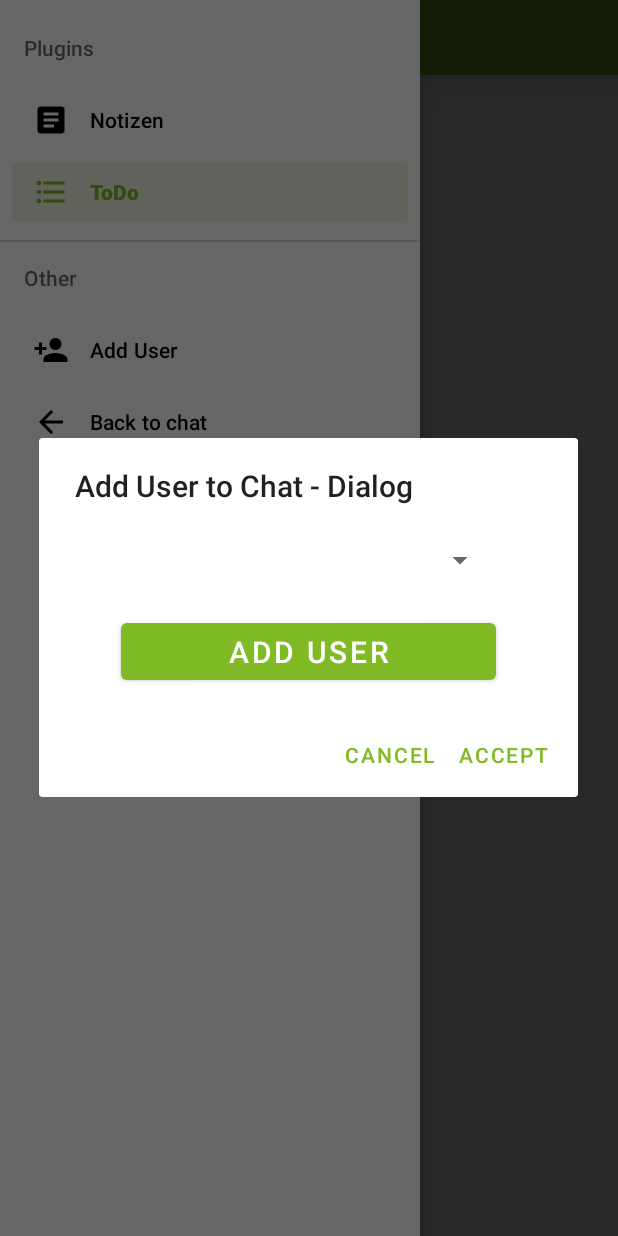
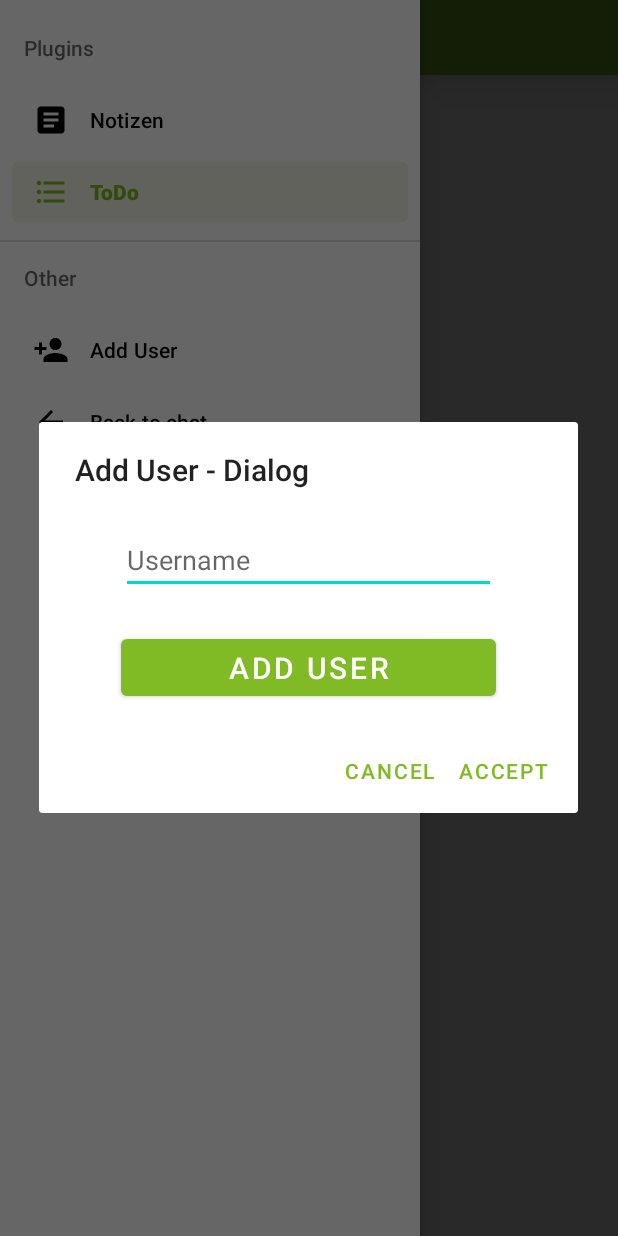
Before and after one commit to TobiWan1995/Organizer-Chat, an Android app: the ChatActivity screen opened directly, with no data from a screen before it, in the side drawer, after a tap on "Add User", on a phone screen of 412 x 824 dp. Run offline under Robolectric (Android 15) with nearby library versions, the phone set to English and light mode, and no system bars; our stand-ins replace Firebase (no records; nobody signed in at launch, a user with empty details on screens opened directly); 3 statements that could not run were skipped.

Commit message:
changed AddUserDialogs and added addtional case if no user is present

```diff
--- a/app/src/main/java/com/example/projekt1/activities/chat/ChatActivity.java
+++ b/app/src/main/java/com/example/projekt1/activities/chat/ChatActivity.java
@@ -6,7 +6,6 @@ import androidx.appcompat.app.AppCompatActivity;
 import androidx.constraintlayout.widget.ConstraintLayout;
 import androidx.drawerlayout.widget.DrawerLayout;
 import androidx.fragment.app.Fragment;
-import androidx.recyclerview.widget.ItemTouchHelper;
 import androidx.recyclerview.widget.LinearLayoutManager;
 import androidx.recyclerview.widget.RecyclerView;
 import android.os.Bundle;
@@ -20,7 +19,8 @@ import android.widget.ImageButton;
 import com.example.projekt1.R;
 import com.example.projekt1.activities.plugins.PluginNotizenFragment;
 import com.example.projekt1.activities.plugins.PluginToDoFragment;
-import com.example.projekt1.dialog.AddUserToChatDialog;
+import com.example.projekt1.dialog.AddUserDialogTypeOne;
+import com.example.projekt1.dialog.AddUserDialogTypeTwo;
 import com.example.projekt1.models.Chat;
 import com.example.projekt1.models.Message;
 import com.example.projekt1.models.Session;
@@ -35,7 +35,7 @@ import org.jetbrains.annotations.NotNull;
 
 import java.util.ArrayList;
 
-public class ChatActivity extends AppCompatActivity implements AddUserToChatDialog.UserDialogListener, NavigationView.OnNavigationItemSelectedListener {
+public class ChatActivity extends AppCompatActivity implements AddUserDialogTypeOne.UserDialogListener, NavigationView.OnNavigationItemSelectedListener {
     RecyclerView recyclerView;
     ImageButton sendMessageButton;
     NavigationView navigationView;
@@ -107,7 +107,6 @@ public class ChatActivity extends AppCompatActivity implements AddUserToChatDial
             }
         });
 
-
         // init drawer - toggle
         drawer = findViewById(R.id.drawer_layout);
         drawerToggleButton = findViewById(R.id.chatSideBarButton);
@@ -161,8 +160,8 @@ public class ChatActivity extends AppCompatActivity implements AddUserToChatDial
                         replace(R.id.chat_activity_fragment_container, fragment).commit();
                 break;
             case R.id.add_users_button_chat:
-                AddUserToChatDialog addUserToChatDialog = new AddUserToChatDialog();
-                addUserToChatDialog.show(getSupportFragmentManager(), "Add User to Chat - Dialog");
+                AddUserDialogTypeOne addUserDialogTypeOne = new AddUserDialogTypeOne();
+                addUserDialogTypeOne.show(getSupportFragmentManager(), "Add User");
                 break;
             case R.id.close_fragment:
                 // remove all Fragments
--- a/app/src/main/java/com/example/projekt1/activities/login/LoginActivity.java
+++ b/app/src/main/java/com/example/projekt1/activities/login/LoginActivity.java
@@ -1,6 +1,5 @@
 package com.example.projekt1.activities.login;
 
-import android.content.Context;
 import android.content.Intent;
 import android.os.Build;
 import android.os.Bundle;
--- a/app/src/main/java/com/example/projekt1/activities/settings/AppSettingsActivity.java
+++ /dev/null
@@ -1,4 +0,0 @@
-package com.example.projekt1.activities.settings;
-
-public class AppSettingsActivity {
-}
--- a/app/src/main/java/com/example/projekt1/dialog/AddUserToChatDialog.java
+++ b/app/src/main/java/com/example/projekt1/dialog/AddUserDialogTypeOne.java
@@ -8,9 +8,8 @@ import android.os.Bundle;
 import android.util.ArraySet;
 import android.view.LayoutInflater;
 import android.view.View;
-import android.widget.ArrayAdapter;
 import android.widget.Button;
-import android.widget.Spinner;
+import android.widget.EditText;
 import android.widget.Toast;
 
 import androidx.annotation.NonNull;
@@ -27,12 +26,16 @@ import com.google.firebase.database.ValueEventListener;
 
 import org.jetbrains.annotations.NotNull;
 
-import java.util.Objects;
 
-public class AddUserToChatDialog extends AppCompatDialogFragment {
+public class AddUserDialogTypeOne extends AppCompatDialogFragment {
+
+    // Setup Firebase-Database
+    FirebaseDatabase root =  FirebaseDatabase.getInstance();
+    // Get User-Table-Reference from FireDB
+    DatabaseReference userref = root.getReference("User");
 
     // dialog elements
-    Spinner spinner;
+    EditText addUserEditText;
     Button addUserButton;
 
     // to pass data back to activity
@@ -44,63 +47,51 @@ public class AddUserToChatDialog extends AppCompatDialogFragment {
     // to store and pass back users
     ArraySet<String> users = new ArraySet<>();
 
-    // Setup Firebase-Database
-    FirebaseDatabase root =  FirebaseDatabase.getInstance();
-    DatabaseReference userRef = root.getReference("User");
-
     @Override
     public @NotNull Dialog onCreateDialog(Bundle savedInstanceState){
         AlertDialog.Builder builder = new AlertDialog.Builder(getActivity());
         LayoutInflater inflater = requireActivity().getLayoutInflater();
-        View view = inflater.inflate(R.layout.add_usertochat_dialog, null);
+        View view = inflater.inflate(R.layout.add_user_dialog, null);
 
         // init session
         session = new Session(getActivity().getApplicationContext());
-        // init spinner
-        spinner = view.findViewById(R.id.spinner);
 
-        // fetch users from firebase
-        this.userRef.addListenerForSingleValueEvent(new ValueEventListener() {
-            @Override
-            public void onDataChange(@NonNull @NotNull DataSnapshot snapshot) {
-                String[] arr = new String[(int) snapshot.getChildrenCount()];
-                int index = 0;
-                for(DataSnapshot userDs : snapshot.getChildren()){
-                    User user = userDs.getValue(User.class);
-                    arr[index] = user.getUserName();
-                    index++;
-                }
-
-                //build dropdown from all users
-                ArrayAdapter<String> adapter = new ArrayAdapter<String>(view.getContext(),
-                        android.R.layout.simple_spinner_item , arr);
-                adapter.setDropDownViewResource(android.R.layout.simple_spinner_dropdown_item);
-                spinner.setAdapter(adapter);
-            }
-
-            @Override
-            public void onCancelled(@NonNull @NotNull DatabaseError error) {
-
-            }
-        });
+        // init Dialog elements
+        addUserEditText = view.findViewById(R.id.editTextAddUser);
 
         // button
         addUserButton = view.findViewById(R.id.addUserButton);
         addUserButton.setOnClickListener(new View.OnClickListener() {
             @Override
             public void onClick(View v) {
-                if(spinner.getSelectedItem() == null || spinner.getSelectedItem().toString().isEmpty()) {
-                    Toast.makeText(requireActivity().getApplicationContext(), "No selection", Toast.LENGTH_SHORT).show();
-                    return;
+                if(addUserEditText.getText().toString().isEmpty()){
+                    Toast.makeText(requireActivity().getApplicationContext(), "Enter a Username", Toast.LENGTH_SHORT).show();
                 }
-                users.add(spinner.getSelectedItem().toString());
-                Toast.makeText(requireActivity().getApplicationContext(), "User added:" + "\n" + spinner.getSelectedItem().toString(), Toast.LENGTH_SHORT).show();
+                userref.orderByChild("userName").equalTo(addUserEditText.getText().toString()).addListenerForSingleValueEvent(new ValueEventListener() {
+                    @Override
+                    public void onDataChange(@NonNull @NotNull DataSnapshot snapshot) {
+                        if(snapshot.hasChildren()){
+                            User currUser = snapshot.getValue(User.class);
+                            // throws assertion error when currUser is null, during runtime
+                            assert currUser != null;
+                            Toast.makeText(requireActivity().getApplicationContext(), ("User added: " + "\n" + currUser.getUserName()), Toast.LENGTH_SHORT).show();
+                            users.add(currUser.getUserName());
+                        } else {
+                            Toast.makeText(requireActivity().getApplicationContext(), addUserEditText.getText().toString() + " is not present", Toast.LENGTH_SHORT).show();
+                        }
+                    }
+
+                    @Override
+                    public void onCancelled(@NonNull @NotNull DatabaseError error) {
+
+                    }
+                });
             }
         });
 
         // build Dialog
         builder.setView(view)
-                .setTitle("Add User to Chat - Dialog")
+                .setTitle("Add User - Dialog")
                 .setNegativeButton("Cancel", new DialogInterface.OnClickListener() {
                     @Override
                     public void onClick(DialogInterface dialog, int which) {
@@ -127,6 +118,6 @@ public class AddUserToChatDialog extends AppCompatDialogFragment {
     }
 
     public interface UserDialogListener{
-        void applyData(ArraySet<String> users);
+        public void applyData(ArraySet<String> users);
     }
 }
--- a/app/src/main/java/com/example/projekt1/dialog/ConfirmDialog.java
+++ b/app/src/main/java/com/example/projekt1/dialog/ConfirmDialog.java
@@ -19,9 +19,8 @@ public class ConfirmDialog extends AppCompatDialogFragment {
     @Override
     public @NotNull Dialog onCreateDialog(Bundle savedInstanceState) {
         AlertDialog.Builder builder = new AlertDialog.Builder(getActivity());
-
-        builder.setTitle("Confirm Dialog");
         builder.setMessage("Are you sure?");
+        builder.setTitle(getTag());
 
         builder.setPositiveButton("Confirm", new DialogInterface.OnClickListener() {
             @Override
--- a/app/src/main/java/com/example/projekt1/models/User.java
+++ b/app/src/main/java/com/example/projekt1/models/User.java
@@ -12,7 +12,7 @@ public class User {
     private String fullname, userName;
     private String eMail, password, phoneNumber;
     private String gender, birth;
-    // private ArrayList<String> userList = new ArrayList<>(); // implement when contact-activity
+    // private ArrayList<String> userList = new ArrayList<>(); // implement if/when contact-activity
 
     public User(){}
 
--- a/app/src/main/res/layout/add_chat_dialog.xml
+++ b/app/src/main/res/layout/add_chat_dialog.xml
@@ -29,7 +29,8 @@
         android:textSize="20sp"
         app:layout_constraintBottom_toBottomOf="parent"
         app:layout_constraintEnd_toEndOf="parent"
-        app:layout_constraintStart_toStartOf="parent" />
+        app:layout_constraintStart_toStartOf="parent"
+        android:visibility="gone"/>
 
     <Spinner
         android:id="@+id/spinner2"
@@ -39,5 +40,6 @@
         app:layout_constraintBottom_toTopOf="@+id/addUserButton"
         app:layout_constraintEnd_toEndOf="parent"
         app:layout_constraintHorizontal_bias="0.497"
-        app:layout_constraintStart_toStartOf="parent" />
+        app:layout_constraintStart_toStartOf="parent"
+        android:visibility="gone"/>
 </androidx.constraintlayout.widget.ConstraintLayout>
```
Also changed, not shown: app/src/main/java/com/example/projekt1/activities/authentication/AuthenticationActivity_first.java (+0 -8 lines), app/src/main/java/com/example/projekt1/activities/home/HomeActivity.java (+1 -11 lines), app/src/main/java/com/example/projekt1/dialog/AddUserDialogTypeTwo.java (renamed from app/src/main/java/com/example/projekt1/dialog/AddUserDialog.java, +43 -52 lines).
